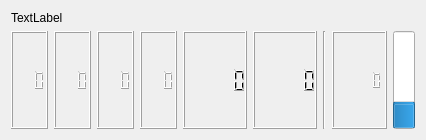
This is src/ui/uas/UASSkyeBatteryPackWidget.ui in skye-git/qgroundcontrol-old as Qt 5 draws it before an edit. The edited form follows.
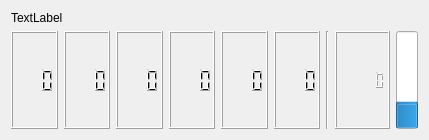
This is the edited form.

Commit message: Reenabled BatteryWidget

```diff
--- a/src/ui/uas/UASSkyeBatteryPackWidget.ui
+++ b/src/ui/uas/UASSkyeBatteryPackWidget.ui
@@ -6,7 +6,7 @@
    <rect>
     <x>0</x>
     <y>0</y>
-    <width>289</width>
+    <width>429</width>
     <height>140</height>
    </rect>
   </property>
@@ -69,10 +69,24 @@
         </widget>
        </item>
        <item>
-        <widget class="QLCDNumber" name="lcdNumberVoltage5"/>
+        <widget class="QLCDNumber" name="lcdNumberVoltage5">
+         <property name="smallDecimalPoint">
+          <bool>true</bool>
+         </property>
+         <property name="numDigits">
+          <number>3</number>
+         </property>
+        </widget>
        </item>
        <item>
-        <widget class="QLCDNumber" name="lcdNumberVoltage6"/>
+        <widget class="QLCDNumber" name="lcdNumberVoltage6">
+         <property name="smallDecimalPoint">
+          <bool>true</bool>
+         </property>
+         <property name="numDigits">
+          <number>3</number>
+         </property>
+        </widget>
        </item>
        <item>
         <widget class="Line" name="line">
```
The commit also changes 1 other file.
